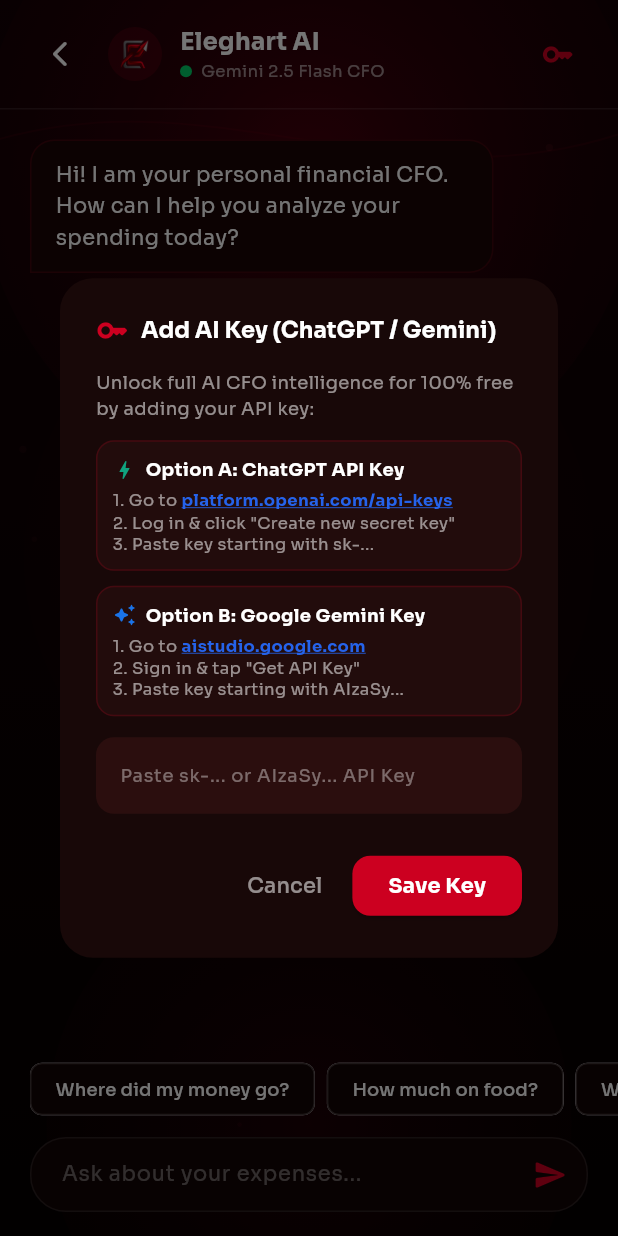
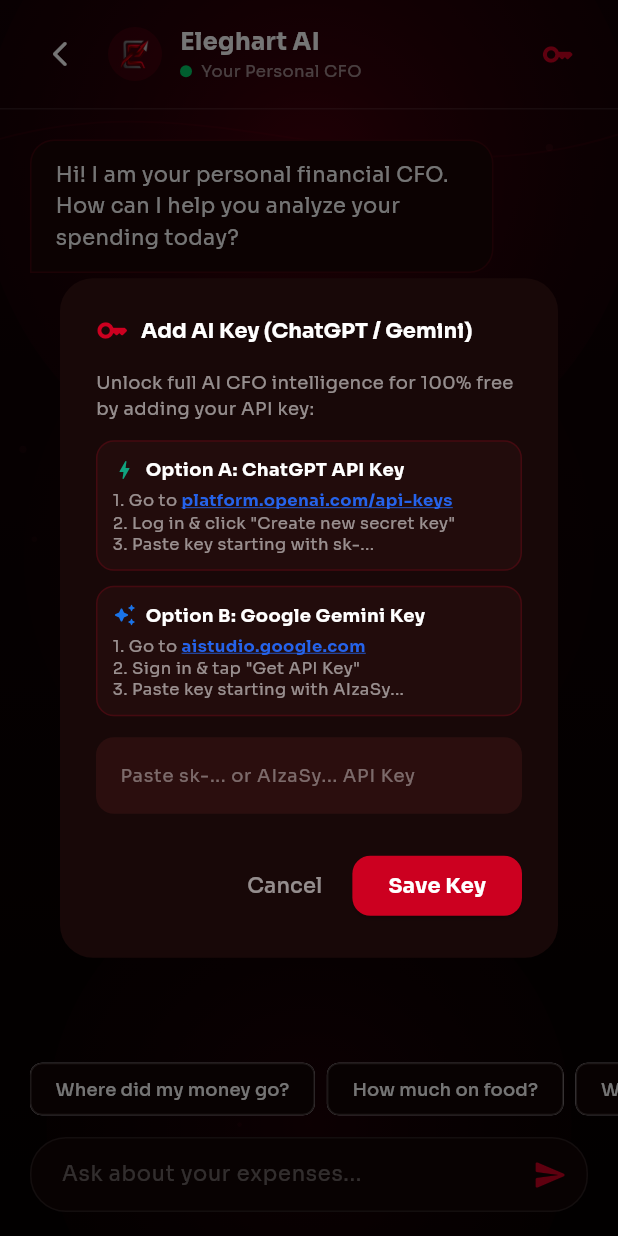
Before and after one commit to swapnilkonar/eleghart_ledger, a Flutter app: the AiChatScreen screen opened directly with empty values, after a tap on the "key" icon, on a phone screen of 412 x 824 dp. Run offline on Flutter 3.47's test engine with Material 3 defaults, Android fonts, the phone set to English and light mode, and no system bars; our stand-ins replace file_picker, fl_chart, flutter_local_notifications, google_fonts, image_picker, local_auth and 7 more; missing offline and left inert: flutter_gemma, google_mlkit_entity_extraction, google_mlkit_text_recognition, pdfx; accounts and stored records are empty.

Commit message:
feat: Enforce API Key chat priority with smart LLM responses, add dynamic CFO header subtitle, and fix dialog title overflow

```diff
--- a/lib/screens/ai_chat_screen.dart
+++ b/lib/screens/ai_chat_screen.dart
@@ -52,8 +52,24 @@
     "Can I save money?"
   ];
 
-  // FastAPI backend (optional — used when Gemma is not ready)
   final String _backendUrl = "http://10.0.2.2:8000/api/chat";
+
+  String? _savedApiKey;
+
+  String get _aiSubtitle {
+    if (_savedApiKey != null && _savedApiKey!.trim().isNotEmpty) {
+      if (_savedApiKey!.trim().startsWith('sk-')) {
+        return 'Your Personal CFO • ChatGPT AI';
+      }
+      return 'Your Personal CFO • Gemini AI';
+    }
+    return 'Your Personal CFO';
+  }
+
+  Future<void> _loadApiKey() async {
+    final key = await GeminiAiService.getApiKey();
+    if (mounted) setState(() => _savedApiKey = key);
+  }
 
   Future<void> _sendMessage(String text) async {
     if (text.trim().isEmpty || _isTyping) return;
@@ -70,7 +86,10 @@
       return;
     }
 
-    // 1. Google Gemini / ChatGPT API Key (Primary LLM model)
+    // 1. Check if user has an API Key saved (ChatGPT or Gemini)
+    final apiKey = await GeminiAiService.getApiKey();
+
+    if (apiKey != null && apiKey.trim().isNotEmpty) {
       try {
         final sysPrompt = GeminiAiService.buildSystemContext(
           expenses: widget.expenses,
@@ -81,14 +100,23 @@
         final geminiRes = await GeminiAiService.generateContent(
           systemInstruction: sysPrompt,
           userPrompt: text,
+          apiKeyOverride: apiKey,
         );
-      if (geminiRes.isNotEmpty && mounted) {
-        _streamResponse(geminiRes);
+        if (mounted) {
+          _streamResponse(geminiRes.isEmpty
+              ? "Unable to fetch response with your saved API key. Please check your key in settings."
+              : geminiRes);
           return;
         }
-    } catch (_) {}
+      } catch (e) {
+        if (mounted) {
+          _streamResponse("API Connection Error: Unable to reach AI service. Please check your API key and internet connection.");
+          return;
+        }
+      }
+    }
 
-    // 2. On-device Gemma AI
+    // 2. On-device Gemma AI (when no API key is provided)
     if (_gemmaReady && GemmaService.isAvailable) {
       try {
         final response = await GemmaService.respond(
@@ -102,7 +130,7 @@
       } catch (_) {}
     }
 
-    // 3. Rule-based local engine (always works offline)
+    // 3. Rule-based local engine (fallback when no API key)
     if (mounted) _streamResponse(_generateLocalResponse(text));
   }
 
@@ -292,6 +320,7 @@
   @override
   void initState() {
     super.initState();
+    _loadApiKey();
     _initGemma();
     _loadUdhaarData();
   }
@@ -419,7 +448,7 @@
                                 children: [
                                   Container(width: 8, height: 8, decoration: const BoxDecoration(color: Color(0xFF00CC66), shape: BoxShape.circle)),
                                   const SizedBox(width: 6),
-                                  Text('Gemini 2.5 Flash CFO', style: GoogleFonts.sora(fontSize: 11, color: isWhite ? Colors.black54 : Colors.white54)),
+                                  Text(_aiSubtitle, style: GoogleFonts.sora(fontSize: 11, color: isWhite ? Colors.black54 : Colors.white54)),
                                 ],
                               ),
                             ],
@@ -533,9 +562,11 @@
           children: [
             const Icon(Icons.key_rounded, color: Color(0xFFCC0020), size: 22),
             const SizedBox(width: 8),
-            Text(
+            Expanded(
+              child: Text(
                 'Add AI Key (ChatGPT / Gemini)',
-              style: GoogleFonts.sora(fontSize: 15, fontWeight: FontWeight.w700, color: isWhite ? EleghartColors.accentDark : Colors.white),
+                style: GoogleFonts.sora(fontSize: 14, fontWeight: FontWeight.w700, color: isWhite ? EleghartColors.accentDark : Colors.white),
+              ),
             ),
           ],
         ),
@@ -662,12 +693,13 @@
             ),
             onPressed: () async {
               await GeminiAiService.saveApiKey(keyCtrl.text);
+              await _loadApiKey();
               if (mounted) {
                 Navigator.pop(context);
                 final keyText = keyCtrl.text.trim();
                 final modelName = keyText.startsWith('sk-') ? 'ChatGPT' : 'Gemini';
                 ScaffoldMessenger.of(context).showSnackBar(
-                  SnackBar(content: Text('$modelName API Key saved successfully!')),
+                  SnackBar(content: Text('$modelName API Key saved successfully! All chats will now use your key.')),
                 );
               }
             },
--- a/lib/services/gemini_ai_service.dart
+++ b/lib/services/gemini_ai_service.dart
@@ -267,7 +267,7 @@
                 "max_tokens": 800,
               }),
             )
-            .timeout(const Duration(seconds: 10));
+            .timeout(const Duration(seconds: 15));
 
         if (response.statusCode == 200) {
           final data = jsonDecode(response.body);
@@ -282,8 +282,18 @@
               return trimmed;
             }
           }
+        } else {
+          if (response.statusCode == 401) {
+            return "ChatGPT API Key error (401 Unauthorized): Please check that your API key is correct and active on platform.openai.com.";
+          } else if (response.statusCode == 429) {
+            return "ChatGPT API Quota/Rate Limit error (429): Please check your OpenAI account billing and quota limits.";
+          } else {
+            return "ChatGPT API Error (${response.statusCode}): Unable to fetch response from OpenAI. Please try again.";
+          }
         }
-      } catch (_) {}
+      } catch (_) {
+        return "Network connection error while calling ChatGPT API. Please check your internet connection.";
+      }
     }
 
     // 2. Google Gemini API Key
@@ -319,7 +329,7 @@
                 }
               }),
             )
-            .timeout(const Duration(seconds: 10));
+            .timeout(const Duration(seconds: 15));
 
         if (response.statusCode == 200) {
           final data = jsonDecode(response.body);
@@ -339,10 +349,10 @@
           }
         }
       } catch (_) {
-        // Fall through
+        // Fall through to next model
       }
     }
 
-    return "";
+    return "Gemini API Error: Unable to fetch response with your saved key. Please check your Gemini API Key.";
   }
 }
--- a/pubspec.yaml
+++ b/pubspec.yaml
@@ -16,7 +16,7 @@
 # https://developer.apple.com/library/archive/documentation/General/Reference/InfoPlistKeyReference/Articles/CoreFoundationKeys.html
 # In Windows, build-name is used as the major, minor, and patch parts
 # of the product and file versions while build-number is used as the build suffix.
-version: 1.0.0+1
+version: 1.1.0+2
 
 environment:
   sdk: ^3.10.7
```
Lines whose indentation alone changed are shown as unchanged.
